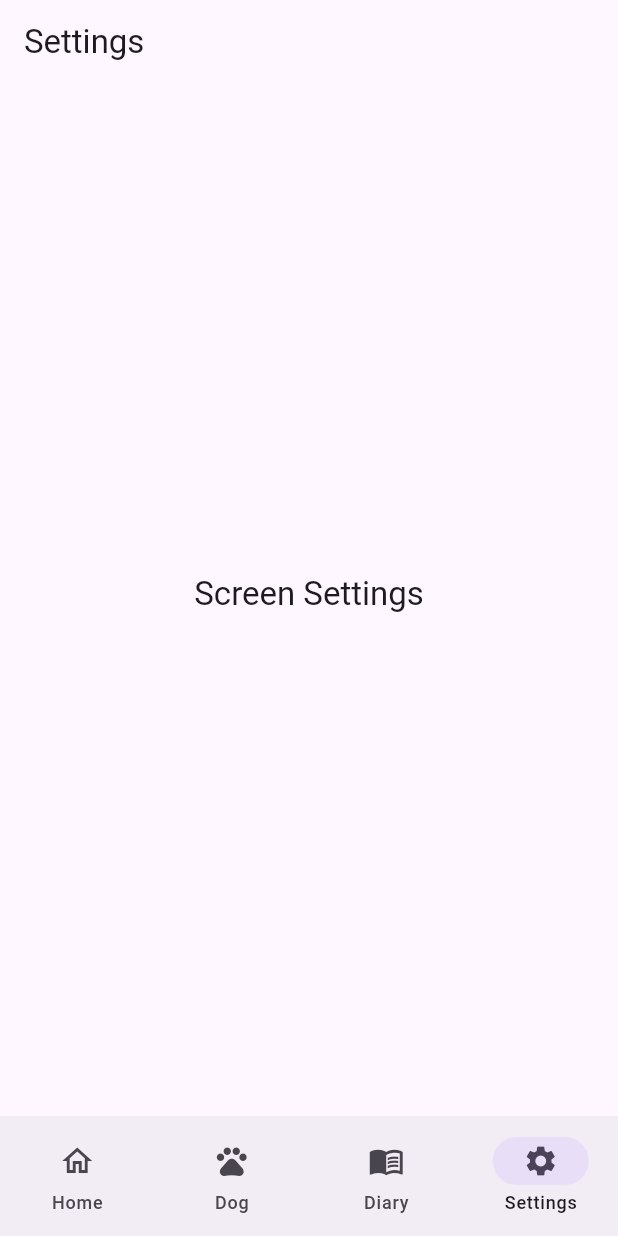
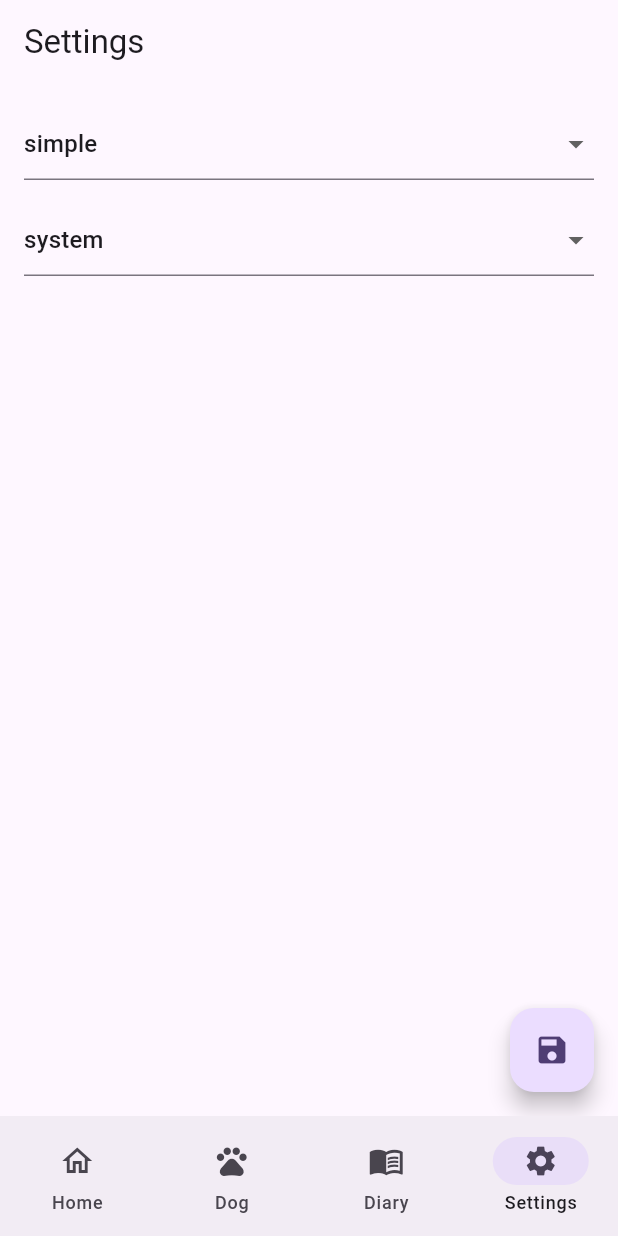
Before and after one commit to maocypher/dogsportsdiary, a Flutter app: the screen it shows after launch, item 4 of the bottom bar chosen, on a phone screen of 412 x 824 dp. Run offline on Flutter 3.47's test engine with Material 3 defaults, Android fonts, the phone set to English and light mode, and no system bars; our stand-ins replace get_it, go_router, hive; accounts and stored records are empty.

Commit message:
Save and read settings

```diff
--- a/lib/app/app_router.dart
+++ b/lib/app/app_router.dart
@@ -1,5 +1,7 @@
+import 'package:dog_sports_diary/core/di/serivce_provider.dart';
 import 'package:dog_sports_diary/features/home/home_tab.dart';
 import 'package:dog_sports_diary/features/settings/settings_tab.dart';
+import 'package:dog_sports_diary/features/settings/settings_viewmodel.dart';
 import 'package:dog_sports_diary/features/show_diary_entry/show_diary_entry_tab.dart';
 import 'package:dog_sports_diary/features/show_dog/show_dog_tab.dart';
 import 'package:dog_sports_diary/presentation/widgets/scaffold_nested_navigation.dart';
@@ -69,8 +71,11 @@ final GoRouter router = GoRouter(
             // top route inside branch
             GoRoute(
               path: '/settings',
-              pageBuilder: (context, state) => const NoTransitionPage(
-                child: SettingsTab(label: 'Settings'),
+              pageBuilder: (context, state) => NoTransitionPage(
+                child: SettingsTab(
+                    settingsViewModel: ServiceProvider.locator<SettingsViewModel>(),
+                    label: 'Settings'
+                ),
               ),
             ),
           ],
--- a/lib/core/di/serivce_provider.dart
+++ b/lib/core/di/serivce_provider.dart
@@ -1,6 +1,7 @@
-import 'package:dog_sports_diary/data/repositories/diary_entry_repository.dart';
-import 'package:dog_sports_diary/data/repositories/dog_repository.dart';
-import 'package:dog_sports_diary/data/repositories/settings_repository.dart';
+import 'package:dog_sports_diary/data/diary/diary_entry_repository.dart';
+import 'package:dog_sports_diary/data/dogs/dog_repository.dart';
+import 'package:dog_sports_diary/data/settings/settings_repository.dart';
+import 'package:dog_sports_diary/features/settings/settings_viewmodel.dart';
 import 'package:get_it/get_it.dart';
 
 interface class ServiceProvider {
@@ -8,8 +9,14 @@ interface class ServiceProvider {
   static final locator = GetIt.I;
 
   static injectAll() {
+    //Dogs
     DogRepository.inject();
+
+    //Diary
     DiaryEntryRepository.inject();
+
+    //Settings
     SettingsRepository.inject();
+    SettingsViewModel.inject();
   }
 }
--- a/lib/domain/entities/ranking.dart
+++ b/lib/domain/entities/ranking.dart
@@ -1 +1,28 @@
-enum Ranking { simple, stars }
+enum Ranking {
+  simple,
+  stars
+}
+
+extension RankingJsonExtension on Ranking {
+  String toJson() {
+    switch (this) {
+      case Ranking.simple:
+        return 'simple';
+      case Ranking.stars:
+        return 'stars';
+      default:
+        throw FormatException('Invalid ranking value: $this');
+    }
+  }
+
+  static Ranking fromJson(String json) {
+    switch (json) {
+      case 'simple':
+        return Ranking.simple;
+      case 'stars':
+        return Ranking.stars;
+      default:
+        throw FormatException('Invalid ranking value: $json');
+    }
+  }
+}
--- a/lib/domain/entities/settings.dart
+++ b/lib/domain/entities/settings.dart
@@ -16,11 +16,25 @@ class Settings implements Entity{
     this.currentDogId
   });
 
+  Settings copyWith({
+    int? id,
+    Ranking? ranking,
+    Theme? theme,
+    int? currentDogId
+  }) {
+    return Settings(
+      id: id ?? this.id,
+      ranking: ranking ?? this.ranking,
+      theme: theme ?? this.theme,
+      currentDogId: currentDogId ?? this.currentDogId
+    );
+  }
+
   factory Settings.fromJson(Map<String, dynamic> json) {
     return Settings(
       id: json['id'],
-      ranking: json['ranking'],
-      theme: json['theme'],
+      ranking: RankingJsonExtension.fromJson(json['ranking']),
+      theme: ThemeJsonExtension.fromJson(json['theme']),
       currentDogId: json['currentDogId']
     );
   }
@@ -28,8 +42,8 @@ class Settings implements Entity{
   Map<String, dynamic> toJson() {
     return {
       'id': id,
-      'ranking': ranking,
-      'theme': theme,
+      'ranking': ranking.toJson(),
+      'theme': theme.toJson(),
       'currentDogId': currentDogId
     };
   }
--- a/lib/domain/entities/theme.dart
+++ b/lib/domain/entities/theme.dart
@@ -1 +1,33 @@
-enum Theme { dark, light, system }
+enum Theme {
+  dark,
+  light,
+  system
+}
+
+extension ThemeJsonExtension on Theme {
+  String toJson() {
+    switch (this) {
+      case Theme.light:
+        return 'light';
+      case Theme.dark:
+        return 'dark';
+      case Theme.system:
+        return 'system';
+      default:
+        throw FormatException('Invalid theme value: $this');
+    }
+  }
+
+  static Theme fromJson(String json) {
+    switch (json) {
+      case 'light':
+        return Theme.light;
+      case 'dark':
+        return Theme.dark;
+      case 'system':
+        return Theme.system;
+      default:
+        throw FormatException('Invalid theme value: $json');
+    }
+  }
+}
--- a/lib/features/settings/settings_tab.dart
+++ b/lib/features/settings/settings_tab.dart
@@ -1,11 +1,11 @@
+import 'package:dog_sports_diary/domain/entities/ranking.dart';
+import 'package:dog_sports_diary/features/settings/settings_viewmodel.dart';
 import 'package:flutter/material.dart';
+import 'package:provider/provider.dart';
+import 'package:dog_sports_diary/domain/entities/theme.dart' as ds;
 
 class SettingsTab extends StatelessWidget {
-  const SettingsTab({
-    required this.label,
-    Key? key
-  })
-      : super(key: key);
+  final SettingsViewModel settingsViewModel;
 
   /// The label
   final String label;
@@ -13,25 +13,67 @@ class SettingsTab extends StatelessWidget {
   /// The path to the detail page
   //final String detailsPath;
 
+  const SettingsTab(
+      {required this.settingsViewModel, required this.label, super.key});
+
   @override
   Widget build(BuildContext context) {
+    return ChangeNotifierProvider<SettingsViewModel>(
+        create: (_) => settingsViewModel,
+        builder: (context, child) {
           return Scaffold(
             appBar: AppBar(
               title: Text(label),
             ),
-      body: Center(
+            body: Padding(
+              padding: const EdgeInsets.all(16.0),
               child: Column(
-          mainAxisSize: MainAxisSize.min,
-          children: <Widget>[
-            Text('Screen $label',
-                style: Theme
-                    .of(context)
-                    .textTheme
-                    .titleLarge),
-            const Padding(padding: EdgeInsets.all(4)),
+                crossAxisAlignment: CrossAxisAlignment.start,
+                children: [
+                  Consumer<SettingsViewModel>(
+                    builder: (context, settingsViewModel, child) {
+                      return DropdownButtonFormField<Ranking>(
+                        value: settingsViewModel.settings.ranking,
+                        onChanged: (ranking) {
+                          settingsViewModel.updateRanking(ranking!);
+                        },
+                        items: Ranking.values.map((ranking) {
+                          return DropdownMenuItem<Ranking>(
+                            value: ranking,
+                            child: Text(ranking.name),
+                          );
+                        }).toList(),
+                      );
+                    },
+                  ),
+                  const SizedBox(height: 16),
+                  Consumer<SettingsViewModel>(
+                    builder: (context, settingsViewModel, child) {
+                      return DropdownButtonFormField<ds.Theme>(
+                        value: settingsViewModel.settings.theme,
+                        onChanged: (theme) {
+                          settingsViewModel.updateTheme(theme!);
+                        },
+                        items: ds.Theme.values.map((theme) {
+                          return DropdownMenuItem<ds.Theme>(
+                            value: theme,
+                            child: Text(theme.name),
+                          );
+                        }).toList(),
+                      );
+                    },
+                  ),
                 ],
               ),
             ),
+            floatingActionButton: FloatingActionButton(
+              onPressed: () {
+                Provider.of<SettingsViewModel>(context, listen: false).saveSettings();
+                //settingsViewModel.saveSettings();
+              },
+              child: const Icon(Icons.save),
+            ),
           );
+        });
   }
 }
--- /dev/null
+++ b/lib/features/settings/settings_viewmodel.dart
@@ -0,0 +1,50 @@
+import 'package:dog_sports_diary/core/di/serivce_provider.dart';
+import 'package:dog_sports_diary/data/settings/settings_repository.dart';
+import 'package:dog_sports_diary/domain/entities/ranking.dart';
+import 'package:dog_sports_diary/domain/entities/settings.dart';
+import 'package:dog_sports_diary/domain/entities/theme.dart' as ds;
+import 'package:flutter/material.dart';
+
+class SettingsViewModel extends ChangeNotifier {
+  final SettingsRepository _repository;
+  late Settings _settings = Settings(ranking: Ranking.simple, theme: ds.Theme.system, id: 0);
+
+  Settings get settings => _settings;
+
+  SettingsViewModel(this._repository) {
+    loadSettings();
+  }
+
+  Future<void> loadSettings() async {
+    var dbSetting = await _repository.getSettings(0);
+
+    if(dbSetting != null) {
+      _settings = dbSetting;
+      notifyListeners();
+    }
+  }
+
+  void updateRanking(Ranking ranking) {
+    _settings = _settings.copyWith(ranking: ranking);
+    notifyListeners();
+  }
+
+  void updateTheme(ds.Theme theme) {
+    _settings = _settings.copyWith(theme: theme);
+    notifyListeners();
+  }
+
+  void saveSettings() {
+    _repository.saveSettings(_settings);
+  }
+
+  static inject() {
+    // injecting the viewmodel
+    final repository = ServiceProvider.locator<SettingsRepository>();
+    ServiceProvider.locator.registerFactory<SettingsViewModel>(() => SettingsViewModel(repository));
+  }
+
+  static SettingsViewModel get settingsViewModel {
+    return ServiceProvider.locator<SettingsViewModel>();
+  }
+}
--- a/lib/features/show_diary_entry/show_diary_entry_tab.dart
+++ b/lib/features/show_diary_entry/show_diary_entry_tab.dart
@@ -3,9 +3,8 @@ import 'package:flutter/material.dart';
 class ShowDiaryEntryTab extends StatelessWidget {
   const ShowDiaryEntryTab({
     required this.label,
-    Key? key
-  })
-      : super(key: key);
+    super.key
+  });
 
   /// The label
   final String label;
--- a/lib/features/show_dog/show_dog_tab.dart
+++ b/lib/features/show_dog/show_dog_tab.dart
@@ -3,9 +3,8 @@ import 'package:flutter/material.dart';
 class ShowDogTab extends StatelessWidget {
   const ShowDogTab({
     required this.label,
-    Key? key
-  })
-      : super(key: key);
+    super.key
+  });
 
   /// The label
   final String label;
--- a/pubspec.yaml
+++ b/pubspec.yaml
@@ -38,8 +38,10 @@ dependencies:
   get_it: ^7.7.0
   go_router: ^14.1.2
   hive: ^2.2.3
+  json_annotation: ^4.9.0
   path: ^1.9.0
   path_provider: ^2.1.3
+  provider: ^6.1.2
 
 dev_dependencies:
   flutter_test:
```
Also changed, not shown: lib/data/settings/settings_adapter.dart (added, +21 -0 lines), lib/data/settings/settings_repository.dart (renamed from lib/data/repositories/settings_repository.dart, +11 -11 lines), lib/features/home/home_tab.dart (+3 -4 lines), lib/main.dart (+14 -3 lines), lib/routes.dart (deleted, +0 -11 lines), lib/data/diary/diary_entry_repository.dart (renamed from lib/data/repositories/diary_entry_repository.dart), lib/data/dogs/dog_repository.dart (renamed from lib/data/repositories/dog_repository.dart), pubspec.lock. Lines whose indentation alone changed are shown as unchanged.
